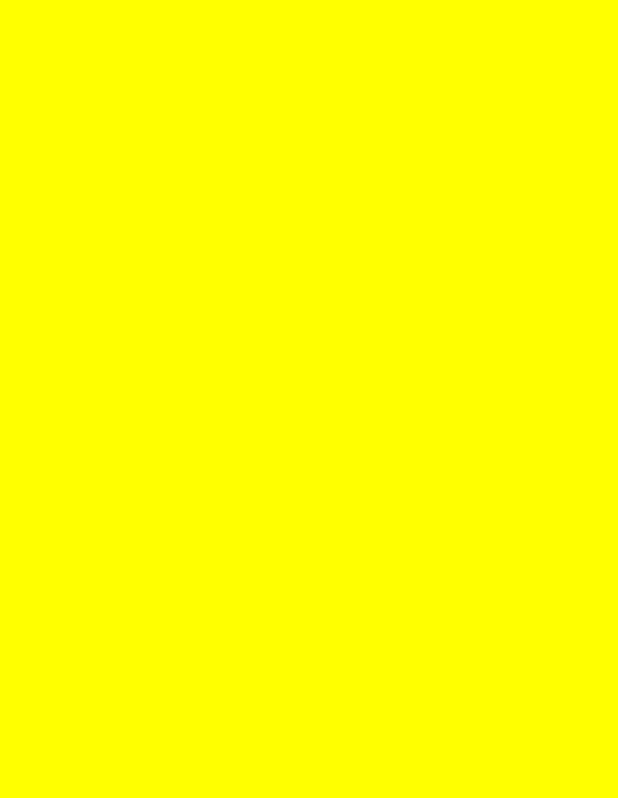
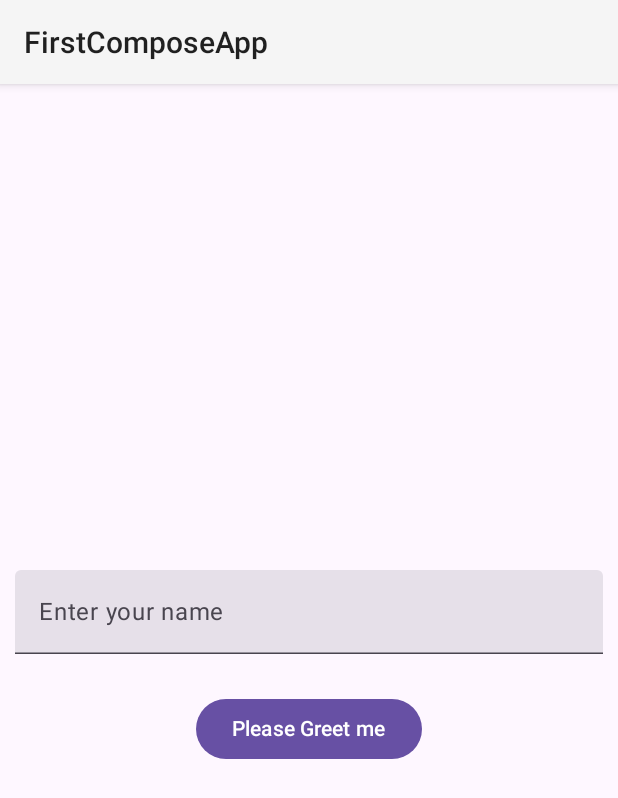
Before and after one commit to rehmanjameel/Kotlin-Jetpack-Compose, an Android app built with Jetpack Compose: the screen it shows after launch (MainActivity), on a phone screen of 412 x 824 dp. Before the commit the part shown is empty. Shown: the top 798 px of the screen. Run offline under Robolectric (Android 15) with nearby library versions, the phone set to English and light mode, and no system bars.

Commit message:
do examples of text field, button and snack bar

```diff
--- a/app/src/main/java/com/example/firstcomposeapp/MainActivity.kt
+++ b/app/src/main/java/com/example/firstcomposeapp/MainActivity.kt
@@ -1,42 +1,90 @@
 package com.example.firstcomposeapp
 
 import android.os.Bundle
+import android.widget.Space
 import androidx.activity.ComponentActivity
 import androidx.activity.compose.setContent
-import androidx.compose.foundation.background
-import androidx.compose.foundation.layout.Box
+import androidx.compose.foundation.layout.Arrangement
 import androidx.compose.foundation.layout.Column
+import androidx.compose.foundation.layout.Spacer
 import androidx.compose.foundation.layout.fillMaxSize
+import androidx.compose.foundation.layout.fillMaxWidth
+import androidx.compose.foundation.layout.height
+import androidx.compose.foundation.layout.padding
+import androidx.compose.material3.Button
+import androidx.compose.material3.ExperimentalMaterial3Api
+import androidx.compose.material3.Scaffold
+import androidx.compose.material3.Snackbar
+import androidx.compose.material3.SnackbarDuration
+import androidx.compose.material3.SnackbarHost
+import androidx.compose.material3.SnackbarHostState
+import androidx.compose.material3.Text
+import androidx.compose.material3.TextField
+import androidx.compose.runtime.getValue
 import androidx.compose.runtime.mutableStateOf
-import androidx.compose.runtime.remember
+import androidx.compose.runtime.*
+import androidx.compose.runtime.setValue
+import androidx.compose.ui.Alignment
 import androidx.compose.ui.Modifier
-import androidx.compose.ui.graphics.Color
+import androidx.compose.ui.unit.dp
+import kotlinx.coroutines.launch
 
 class MainActivity : ComponentActivity() {
-    //    @RequiresApi(Build.VERSION_CODES.Q)
-    private var statesClass = StatesClass()
 
+    @OptIn(ExperimentalMaterial3Api::class)
     override fun onCreate(savedInstanceState: Bundle?) {
         super.onCreate(savedInstanceState)
 
         setContent {
-            Column(Modifier.fillMaxSize()) {
-                val color = remember {
-                    mutableStateOf(Color.Yellow)
+
+            var textFieldState by remember {
+                mutableStateOf("")
+            }
+            val snackBarHostState = remember {
+                SnackbarHostState()
+            }
+            val scope = rememberCoroutineScope()
+
+            // scaffold is layout in jetpack compose it is easy for us to
+            // include already existing material design components in jetpack compose
+            Scaffold(
+                modifier = Modifier.fillMaxSize(),
+                snackbarHost = { SnackbarHost(snackBarHostState) },
+            ) { padding ->
+
+                Column(
+                    modifier = Modifier
+                        .fillMaxSize()
+                        .padding(padding),
+                    horizontalAlignment = Alignment.CenterHorizontally,
+                    verticalArrangement = Arrangement.Center
+                ) {
+                    TextField(
+                        value = textFieldState,
+                        label = {
+                            Text(text = "Enter your name")
+                        },
+                        onValueChange = {
+                            textFieldState = it
+                        },
+                        singleLine = true,
+                        modifier = Modifier.fillMaxWidth().padding(10.dp),
+
+                    )
+                    Spacer(modifier = Modifier.height(16.dp))
+                    Button(onClick = {
+                        scope.launch {
+                            snackBarHostState.showSnackbar(
+                                message = "Hey $textFieldState",
+                                actionLabel = "Click me",
+                                duration = SnackbarDuration.Short
+                            )
+                        }
+                    }) {
+                        Text(text = "Please Greet me")
+                    }
                 }
-                statesClass.ColorBox(
-                    modifier = Modifier
-                        .weight(1f)
-                        .fillMaxSize()
-                ) {
-                    color.value = it
-                }
-                Box(modifier = Modifier
-                    .background(color.value)
-                    .weight(1f)
-                    .fillMaxSize())
             }
-
         }
 
     }
--- a/app/src/main/res/values/themes.xml
+++ b/app/src/main/res/values/themes.xml
@@ -1,5 +1,8 @@
 <?xml version="1.0" encoding="utf-8"?>
 <resources>
 
-    <style name="Theme.FirstComposeApp" parent="android:Theme.Material.Light.NoActionBar" />
+    <style name="Theme.FirstComposeApp" parent="android:Theme.Material.Light" >
+
+
+    </style>
 </resources>
```
